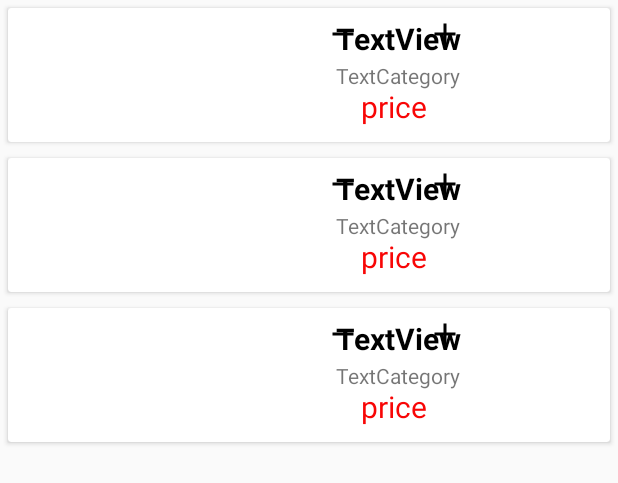
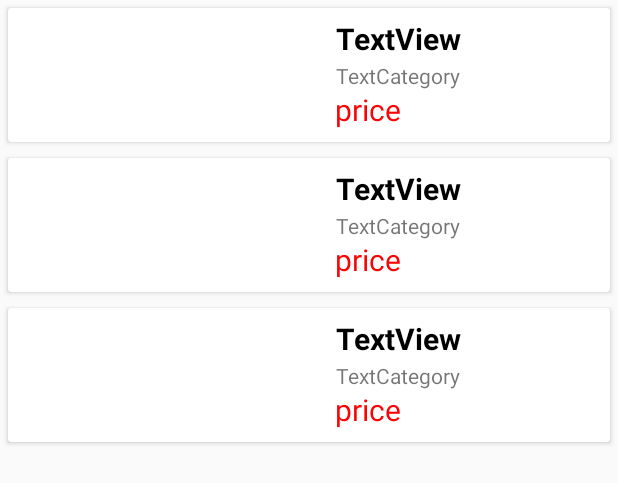
Before and after one commit to Zefer97/FinalProject, an Android app: the layout fragment_card.xml on its own in the app's theme, with its tools: preview values and no code run, on a phone screen of 412 x 824 dp. Shown: the top 483 px of the screen. Run offline under Robolectric (Android 15) with nearby library versions, the phone set to English and light mode, and no system bars; network calls fail.

Commit message:
Update CART

```diff
--- a/app/src/main/java/com/example/foodapp/data/entity/Foods.kt
+++ b/app/src/main/java/com/example/foodapp/data/entity/Foods.kt
@@ -10,6 +10,5 @@ data class Foods(
     var price: Int,
     var orderAmount:Int,
     var category: String
-//    <!--        cartId:Int,name:String,image :String,price:Int,category :String,orderAmount:Int-->
 ) : Serializable {
 }
--- a/app/src/main/java/com/example/foodapp/data/repo/FoodsRepository.kt
+++ b/app/src/main/java/com/example/foodapp/data/repo/FoodsRepository.kt
@@ -9,7 +9,6 @@ class FoodsRepository(var foodsRemoteDataSource: FoodsRemoteDataSource) {
     suspend fun loadFoods(): List<Foods> = foodsRemoteDataSource.loadFoods()
 
     suspend fun insertFood(
-        cartId: Int,
         name: String,
         image: String,
         price: Int,
@@ -17,8 +16,8 @@ class FoodsRepository(var foodsRemoteDataSource: FoodsRemoteDataSource) {
         orderAmount: Int,
         userName: String
     ): CRUDResponse =
-        foodsRemoteDataSource.insertFoods(cartId,name, image, price, category, orderAmount, userName)
-//
+        foodsRemoteDataSource.insertFoods(name, image, price, category, orderAmount, userName)
+    //
 //    suspend fun deleteFood(cartId : Int,
 //                           userName : String)= foodsRemoteDataSource.deleteFoods(cartId, userName)
     suspend fun getFoodsCart(userName : String) = foodsRemoteDataSource.getFoodsCart(userName)
--- a/app/src/main/java/com/example/foodapp/ui/adapter/AdapterCart.kt
+++ b/app/src/main/java/com/example/foodapp/ui/adapter/AdapterCart.kt
@@ -7,11 +7,12 @@ import androidx.databinding.DataBindingUtil
 import androidx.recyclerview.widget.RecyclerView
 import com.example.foodapp.R
 import com.example.foodapp.data.entity.Foods
+import com.example.foodapp.data.entity.cardmodels.FoodsCart
 import com.example.foodapp.databinding.CardCartBinding
 import com.example.foodapp.ui.viewmodel.CardViewModel
 
 
-class AdapterCart(var mContext : Context, var foodList : List<Foods>, var viewModel : CardViewModel)
+class AdapterCart(var mContext : Context, var foodList : List<FoodsCart>, var viewModel : CardViewModel)
     :RecyclerView.Adapter<AdapterCart.CardCartHolder>(){
 
     inner class CardCartHolder(var binding: CardCartBinding) : RecyclerView.ViewHolder(binding.root)
@@ -31,7 +32,7 @@ class AdapterCart(var mContext : Context, var foodList : List<Foods>, var viewMo
         val foods = foodList[position]
         val itemBinding = holder.binding
 
-        itemBinding.cartName.text = "Salam"
+        itemBinding.cartName.text = foods.name
     }
 
     override fun getItemCount(): Int {
--- a/app/src/main/res/layout/card_cart.xml
+++ b/app/src/main/res/layout/card_cart.xml
@@ -73,30 +73,10 @@
                     android:textSize="20sp"
                     app:layout_constraintBottom_toBottomOf="parent"
                     app:layout_constraintEnd_toEndOf="parent"
-                    app:layout_constraintHorizontal_bias="0.437"
+                    app:layout_constraintHorizontal_bias="0.355"
                     app:layout_constraintStart_toEndOf="@+id/image_item"
                     app:layout_constraintTop_toTopOf="parent"
-                    app:layout_constraintVertical_bias="0.904" />
-
-                <ImageView
-                    android:id="@+id/imageRemove"
-                    android:layout_width="wrap_content"
-                    android:layout_height="wrap_content"
-                    app:layout_constraintEnd_toStartOf="@+id/cartPrice"
-                    app:layout_constraintHorizontal_bias="1.0"
-                    app:layout_constraintStart_toEndOf="@+id/image_item"
-                    app:srcCompat="@drawable/remove"
-                    tools:layout_editor_absoluteY="51dp" />
-
-                <ImageView
-                    android:id="@+id/imageAdd"
-                    android:layout_width="wrap_content"
-                    android:layout_height="wrap_content"
-                    app:layout_constraintEnd_toEndOf="parent"
-                    app:layout_constraintHorizontal_bias="0.0"
-                    app:layout_constraintStart_toEndOf="@+id/cartPrice"
-                    app:srcCompat="@drawable/add"
-                    tools:layout_editor_absoluteY="51dp" />
+                    app:layout_constraintVertical_bias="0.943" />
 
 
             </androidx.constraintlayout.widget.ConstraintLayout>
--- a/app/src/main/res/layout/card_item.xml
+++ b/app/src/main/res/layout/card_item.xml
@@ -38,7 +38,7 @@
                     android:textSize="20sp"
                     android:textColor="@color/black"
                     android:textStyle="bold"
-                    app:layout_constraintBottom_toTopOf="@+id/textView5"
+                    app:layout_constraintBottom_toTopOf="@+id/categoryNameTextView"
                     app:layout_constraintEnd_toEndOf="parent"
                     app:layout_constraintHorizontal_bias="0.439"
                     app:layout_constraintStart_toEndOf="@+id/image_item"
@@ -55,7 +55,7 @@
                 </ImageView>
 
                 <TextView
-                    android:id="@+id/textView5"
+                    android:id="@+id/categoryNameTextView"
                     android:layout_width="wrap_content"
                     android:layout_height="wrap_content"
                     android:layout_weight="1"
```
Also changed, not shown: app/src/main/java/com/example/foodapp/data/datasource/FoodsRemoteDataSource.kt (+11 -4 lines), app/src/main/java/com/example/foodapp/data/entity/CardResponse.kt (added, +7 -0 lines), app/src/main/java/com/example/foodapp/data/entity/cardmodels/CardModels.kt (added, +26 -0 lines), app/src/main/java/com/example/foodapp/data/services/FoodService.kt (+11 -5 lines), app/src/main/java/com/example/foodapp/ui/adapter/AdapterItem.kt (+9 -0 lines), app/src/main/java/com/example/foodapp/ui/fragments/CardFragment.kt (+13 -7 lines), app/src/main/java/com/example/foodapp/ui/viewmodel/CardViewModel.kt (+10 -4 lines).
